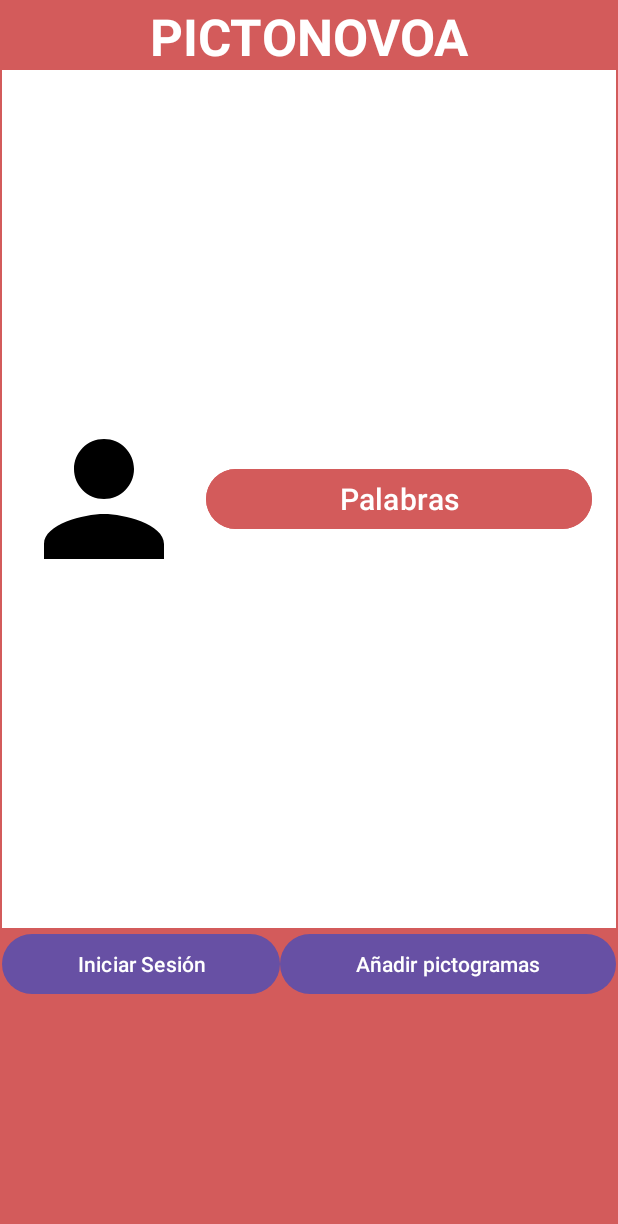
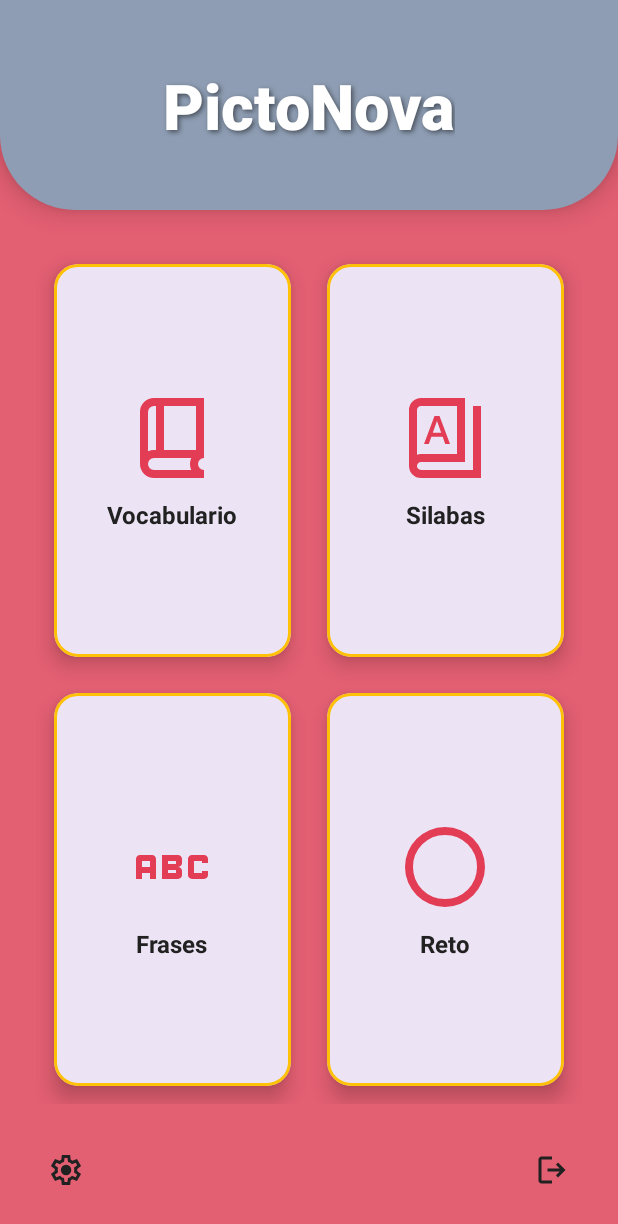
Before and after one commit to rubverd/edunova-pictogramas, an Android app: the JuegoPalabras screen opened directly, with no data from a screen before it, after a tap on "boton atras", on a phone screen of 412 x 824 dp. Shown: the top 1224 px of the screen. Run offline under Robolectric (Android 15) with nearby library versions, the phone set to English and light mode, and no system bars; our stand-ins replace Firebase (no records; nobody signed in at launch, a user with empty details on screens opened directly).

Commit message:
Menu principal modificado, logout implementado

```diff
--- /dev/null
+++ b/app/src/main/java/com/example/edunova/HomeActivity.kt
@@ -0,0 +1,76 @@
+package com.example.edunova
+
+import android.content.Intent
+import androidx.appcompat.app.AppCompatActivity
+import android.os.Bundle
+import android.widget.Toast
+import com.example.edunova.databinding.ActivityHomeBinding
+import com.google.firebase.auth.FirebaseAuth
+import com.google.firebase.auth.FirebaseUser
+import com.google.firebase.firestore.FirebaseFirestore
+import com.example.edunova.db.FirebaseConnection
+
+class HomeActivity : AppCompatActivity() {
+
+    private lateinit var binding: ActivityHomeBinding
+
+    private val auth: FirebaseAuth = FirebaseAuth.getInstance()
+
+    private val db: FirebaseFirestore = FirebaseFirestore.getInstance()
+
+    override fun onCreate(savedInstanceState: Bundle?) {
+        super.onCreate(savedInstanceState)
+        binding = ActivityHomeBinding.inflate(layoutInflater)
+        setContentView(binding.root)
+
+        // Configurar los listeners para cada tarjeta de modo de juego
+        setupClickListeners()
+    }
+
+    private fun setupClickListeners() {
+        binding.cardLearn.setOnClickListener {
+            val intent = Intent(this, JuegoPalabras::class.java)
+
+            // Inicia la nueva actividad
+            startActivity(intent)
+        }
+
+        binding.cardGuess.setOnClickListener {
+            // TODO: Reemplazar con: startActivity(Intent(this, GuessActivity::class.java))
+            showToast("Modo: Adivinar")
+        }
+
+        binding.cardBuild.setOnClickListener {
+            // TODO: Reemplazar con: startActivity(Intent(this, BuildSentenceActivity::class.java))
+            showToast("Modo: Construir Frases")
+        }
+
+        binding.cardChallenge.setOnClickListener {
+            // TODO: Reemplazar con: startActivity(Intent(this, ChallengeActivity::class.java))
+            showToast("Modo: Reto Diario")
+        }
+
+        // Listeners para los botones de la barra inferior
+        binding.buttonSettings.setOnClickListener {
+            // TODO: Reemplazar con: startActivity(Intent(this, SettingsActivity::class.java))
+            showToast("Ajustes")
+        }
+
+        binding.buttonLogout.setOnClickListener {
+            // Lógica para cerrar sesión en Firebase
+            auth.signOut()
+
+            // Redirigir al usuario a la pantalla de Login (MainActivity)
+            val intent = Intent(this, MainActivity::class.java)
+            // Estas flags limpian el historial para que el usuario no pueda volver al Home
+            intent.flags = Intent.FLAG_ACTIVITY_NEW_TASK or Intent.FLAG_ACTIVITY_CLEAR_TASK
+            startActivity(intent)
+            showToast("Sesión cerrada")
+        }
+    }
+
+    // Función de ayuda para mostrar mensajes Toast rápidamente
+    private fun showToast(message: String) {
+        Toast.makeText(this, message, Toast.LENGTH_SHORT).show()
+    }
+}
--- a/app/src/main/java/com/example/edunova/JuegoPalabras.kt
+++ b/app/src/main/java/com/example/edunova/JuegoPalabras.kt
@@ -34,7 +34,7 @@ class JuegoPalabras : AppCompatActivity(), TextToSpeech.OnInitListener {
         val botonVolver = findViewById< ImageButton>(R.id.returnButton)
         botonVolver.setOnClickListener {
             // Crea un Intent para ir de MainActivity a RegisterActivity
-            val intent = Intent(this, MenuActivity::class.java)
+            val intent = Intent(this, HomeActivity::class.java)
 
             // Inicia la nueva actividad
             startActivity(intent)
--- a/app/src/main/java/com/example/edunova/MainActivity.kt
+++ b/app/src/main/java/com/example/edunova/MainActivity.kt
@@ -86,7 +86,7 @@ class MainActivity : AppCompatActivity() {
                     // ¡Inicio de sesión exitoso!
                     Log.d("Auth", "signInWithEmail:success")
                     val user = auth.currentUser // Obtienes el usuario autenticado
-                    val intent = Intent(this, MenuActivity::class.java)
+                    val intent = Intent(this, HomeActivity::class.java)
 
 
                     startActivity(intent)
--- /dev/null
+++ b/app/src/main/res/drawable/header_background.xml
@@ -0,0 +1,13 @@
+<?xml version="1.0" encoding="utf-8"?>
+<shape xmlns:android="http://schemas.android.com/apk/res/android"
+    android:shape="rectangle">
+
+    <!-- Color de fondo del header. Usamos tu rojo principal. -->
+    <solid android:color="#8E9DB3" />
+
+    <!-- Redondeamos solo las esquinas inferiores para un look moderno. -->
+    <corners
+        android:bottomLeftRadius="50dp"
+        android:bottomRightRadius="50dp" />
+
+</shape>
--- /dev/null
+++ b/app/src/main/res/drawable/ic_circle.xml
@@ -0,0 +1,9 @@
+<vector xmlns:android="http://schemas.android.com/apk/res/android"
+    android:width="24dp"
+    android:height="24dp"
+    android:viewportWidth="960"
+    android:viewportHeight="960">
+  <path
+      android:pathData="M480,880q-83,0 -156,-31.5T197,763q-54,-54 -85.5,-127T80,480q0,-83 31.5,-156T197,197q54,-54 127,-85.5T480,80q83,0 156,31.5T763,197q54,54 85.5,127T880,480q0,83 -31.5,156T763,763q-54,54 -127,85.5T480,880ZM480,800q134,0 227,-93t93,-227q0,-134 -93,-227t-227,-93q-134,0 -227,93t-93,227q0,134 93,227t227,93ZM480,480Z"
+      android:fillColor="#e3e3e3"/>
+</vector>
--- /dev/null
+++ b/app/src/main/res/drawable/ic_learn.xml
@@ -0,0 +1,5 @@
+<vector xmlns:android="http://schemas.android.com/apk/res/android" android:height="24dp" android:tint="#000000" android:viewportHeight="960" android:viewportWidth="960" android:width="24dp">
+
+    <path android:fillColor="@android:color/white" android:pathData="M300,880Q242,880 201,839Q160,798 160,740L160,220Q160,162 201,121Q242,80 300,80L800,80L800,680Q775,680 757.5,697.5Q740,715 740,740Q740,765 757.5,782.5Q775,800 800,800L800,880L300,880ZM240,613Q254,606 269,603Q284,600 300,600L320,600L320,160L300,160Q275,160 257.5,177.5Q240,195 240,220L240,613ZM400,600L720,600L720,160L400,160L400,600ZM240,613Q240,613 240,613Q240,613 240,613L240,613L240,160L240,160Q240,160 240,160Q240,160 240,160L240,613ZM300,800L673,800Q667,786 663.5,771.5Q660,757 660,740Q660,724 663,709Q666,694 673,680L300,680Q274,680 257,697.5Q240,715 240,740Q240,766 257,783Q274,800 300,800Z"/>
+
+</vector>
--- /dev/null
+++ b/app/src/main/res/drawable/ic_logout.xml
@@ -0,0 +1,9 @@
+<vector xmlns:android="http://schemas.android.com/apk/res/android"
+    android:width="24dp"
+    android:height="24dp"
+    android:viewportWidth="960"
+    android:viewportHeight="960">
+  <path
+      android:pathData="M200,840q-33,0 -56.5,-23.5T120,760v-560q0,-33 23.5,-56.5T200,120h280v80L200,200v560h280v80L200,840ZM640,680 L585,622 687,520L360,520v-80h327L585,338l55,-58 200,200 -200,200Z"
+      android:fillColor="#e3e3e3"/>
+</vector>
--- /dev/null
+++ b/app/src/main/res/drawable/ic_phrase.xml
@@ -0,0 +1,5 @@
+<vector xmlns:android="http://schemas.android.com/apk/res/android" android:height="24dp" android:tint="#000000" android:viewportHeight="960" android:viewportWidth="960" android:width="24dp">
+
+    <path android:fillColor="@android:color/white" android:pathData="M680,600Q663,600 651.5,588.5Q640,577 640,560L640,400Q640,383 651.5,371.5Q663,360 680,360L800,360Q817,360 828.5,371.5Q840,383 840,400L840,440L780,440L780,420L700,420L700,540L780,540L780,520L840,520L840,560Q840,577 828.5,588.5Q817,600 800,600L680,600ZM380,600L380,360L540,360Q557,360 568.5,371.5Q580,383 580,400L580,440Q580,457 568.5,468.5Q557,480 540,480Q557,480 568.5,491.5Q580,503 580,520L580,560Q580,577 568.5,588.5Q557,600 540,600L380,600ZM440,450L520,450L520,420L440,420L440,450ZM440,540L520,540L520,510L440,510L440,540ZM120,600L120,400Q120,383 131.5,371.5Q143,360 160,360L280,360Q297,360 308.5,371.5Q320,383 320,400L320,600L260,600L260,540L180,540L180,600L120,600ZM180,480L260,480L260,420L180,420L180,480Z"/>
+
+</vector>
--- /dev/null
+++ b/app/src/main/res/drawable/ic_settings.xml
@@ -0,0 +1,9 @@
+<vector xmlns:android="http://schemas.android.com/apk/res/android"
+    android:width="24dp"
+    android:height="24dp"
+    android:viewportWidth="960"
+    android:viewportHeight="960">
+  <path
+      android:pathData="m370,880 l-16,-128q-13,-5 -24.5,-12T307,725l-119,50L78,585l103,-78q-1,-7 -1,-13.5v-27q0,-6.5 1,-13.5L78,375l110,-190 119,50q11,-8 23,-15t24,-12l16,-128h220l16,128q13,5 24.5,12t22.5,15l119,-50 110,190 -103,78q1,7 1,13.5v27q0,6.5 -2,13.5l103,78 -110,190 -118,-50q-11,8 -23,15t-24,12L590,880L370,880ZM440,800h79l14,-106q31,-8 57.5,-23.5T639,633l99,41 39,-68 -86,-65q5,-14 7,-29.5t2,-31.5q0,-16 -2,-31.5t-7,-29.5l86,-65 -39,-68 -99,42q-22,-23 -48.5,-38.5T533,266l-13,-106h-79l-14,106q-31,8 -57.5,23.5T321,327l-99,-41 -39,68 86,64q-5,15 -7,30t-2,32q0,16 2,31t7,30l-86,65 39,68 99,-42q22,23 48.5,38.5T427,694l13,106ZM482,620q58,0 99,-41t41,-99q0,-58 -41,-99t-99,-41q-59,0 -99.5,41T342,480q0,58 40.5,99t99.5,41ZM480,480Z"
+      android:fillColor="#e3e3e3"/>
+</vector>
--- /dev/null
+++ b/app/src/main/res/drawable/ic_silaba.xml
@@ -0,0 +1,9 @@
+<vector xmlns:android="http://schemas.android.com/apk/res/android"
+    android:width="24dp"
+    android:height="24dp"
+    android:viewportWidth="960"
+    android:viewportHeight="960">
+  <path
+      android:pathData="M240,880q-50,0 -85,-35t-35,-85v-560q0,-50 35,-85t85,-35h440v640L240,720q-17,0 -28.5,11.5T200,760q0,17 11.5,28.5T240,800h520v-640h80v720L240,880ZM240,640h360v-480L240,160q-17,0 -28.5,11.5T200,200v447q10,-3 19.5,-5t20.5,-2ZM270,540h48l26,-72h113l25,72h48L425,260h-50L270,540ZM358,428 L399,312h2l41,116h-84ZM200,647v-487,487Z"
+      android:fillColor="#e3e3e3"/>
+</vector>
--- /dev/null
+++ b/app/src/main/res/layout/activity_home.xml
@@ -0,0 +1,244 @@
+<?xml version="1.0" encoding="utf-8"?>
+<androidx.constraintlayout.widget.ConstraintLayout
+    xmlns:android="http://schemas.android.com/apk/res/android"
+    xmlns:app="http://schemas.android.com/apk/res-auto"
+    xmlns:tools="http://schemas.android.com/tools"
+    android:layout_width="match_parent"
+    android:layout_height="match_parent"
+    android:background="#E35F72"
+    tools:context=".HomeActivity">
+
+    <androidx.constraintlayout.widget.ConstraintLayout
+        android:id="@+id/headerLayout"
+        android:layout_width="match_parent"
+        android:layout_height="140dp"
+        android:background="@drawable/header_background"
+        android:elevation="10dp"
+        app:layout_constraintTop_toTopOf="parent"
+        app:layout_constraintStart_toStartOf="parent"
+        app:layout_constraintEnd_toEndOf="parent">
+
+        <!-- Nombre de la App -->
+        <TextView
+            android:id="@+id/textViewLogo"
+            android:layout_width="wrap_content"
+            android:layout_height="wrap_content"
+            android:fontFamily="sans-serif-black"
+            android:text="PictoNova"
+            android:textColor="@color/white"
+            android:textSize="42sp"
+            android:shadowColor="#80000000"
+            android:shadowDx="2"
+            android:shadowDy="2"
+            android:shadowRadius="4"
+            app:layout_constraintBottom_toBottomOf="parent"
+            app:layout_constraintEnd_toEndOf="parent"
+            app:layout_constraintStart_toStartOf="parent"
+            app:layout_constraintTop_toTopOf="parent" />
+
+        <!-- Detalle gráfico con el color secundario -->
+        <View
+            android:layout_width="80dp"
+            android:layout_height="8dp"
+            app:layout_constraintStart_toStartOf="@id/textViewLogo"
+            app:layout_constraintTop_toBottomOf="@id/textViewLogo" />
+
+    </androidx.constraintlayout.widget.ConstraintLayout>
+    <!-- GRID DE MODOS DE JUEGO -->
+
+    <!-- Botón de Cerrar Sesión -->
+    <GridLayout
+        android:id="@+id/gameModesGrid"
+        android:layout_width="0dp"
+        android:layout_height="0dp"
+        android:layout_marginStart="24dp"
+        android:layout_marginEnd="24dp"
+        android:layout_marginTop="24dp"
+        android:layout_marginBottom="16dp"
+        android:columnCount="2"
+        android:rowCount="2"
+        app:layout_constraintTop_toBottomOf="@id/headerLayout"
+        app:layout_constraintBottom_toTopOf="@id/buttonLogout"
+        app:layout_constraintStart_toStartOf="parent"
+        app:layout_constraintEnd_toEndOf="parent">
+
+        <!-- El contenido de las tarjetas (CardView) no cambia. -->
+        <!-- ... -->
+        <!-- MODO 1: Aprender Vocabulario -->
+        <com.google.android.material.card.MaterialCardView
+            android:id="@+id/cardLearn"
+            android:layout_width="0dp"
+            android:layout_height="0dp"
+            android:layout_rowWeight="1"
+            android:layout_columnWeight="1"
+            android:layout_margin="12dp"
+            app:cardCornerRadius="16dp"
+            app:cardElevation="8dp"
+            app:strokeColor="#FFC107"
+            app:strokeWidth="2dp">
+
+            <LinearLayout
+                android:layout_width="match_parent"
+                android:layout_height="match_parent"
+                android:gravity="center"
+                android:orientation="vertical"
+                android:padding="16dp">
+
+                <ImageView
+                    android:layout_width="64dp"
+                    android:layout_height="64dp"
+                    android:src="@drawable/ic_learn"
+                    app:tint="#E33C55" />
+
+                <TextView
+                    android:layout_width="wrap_content"
+                    android:layout_height="wrap_content"
+                    android:layout_marginTop="8dp"
+                    android:text="Vocabulario"
+                    android:textColor="#212121"
+                    android:textSize="16sp"
+                    android:textStyle="bold" />
+            </LinearLayout>
+        </com.google.android.material.card.MaterialCardView>
+
+        <!-- ... y el resto de tus tarjetas ... -->
+        <!-- MODO 2: Adivinar la Palabra -->
+        <com.google.android.material.card.MaterialCardView
+            android:id="@+id/cardGuess"
+            android:layout_width="0dp"
+            android:layout_height="0dp"
+            android:layout_rowWeight="1"
+            android:layout_columnWeight="1"
+            android:layout_margin="12dp"
+            app:cardCornerRadius="16dp"
+            app:cardElevation="8dp"
+            app:strokeColor="#FFC107"
+            app:strokeWidth="2dp">
+
+            <LinearLayout
+                android:layout_width="match_parent"
+                android:layout_height="match_parent"
+                android:gravity="center"
+                android:orientation="vertical"
+                android:padding="16dp">
+
+                <ImageView
+                    android:layout_width="64dp"
+                    android:layout_height="64dp"
+                    android:src="@drawable/ic_silaba"
+                    app:tint="#E33C55" />
+
+                <TextView
+                    android:layout_width="wrap_content"
+                    android:layout_height="wrap_content"
+                    android:layout_marginTop="8dp"
+                    android:text="Silabas"
+                    android:textColor="#212121"
+                    android:textSize="16sp"
+                    android:textStyle="bold" />
+            </LinearLayout>
+        </com.google.android.material.card.MaterialCardView>
+
+        <!-- MODO 3: Construir Frases -->
+        <com.google.android.material.card.MaterialCardView
+            android:id="@+id/cardBuild"
+            android:layout_width="0dp"
+            android:layout_height="0dp"
+            android:layout_rowWeight="1"
+            android:layout_columnWeight="1"
+            android:layout_margin="12dp"
+            app:cardCornerRadius="16dp"
+            app:cardElevation="8dp"
+            app:strokeColor="#FFC107"
+            app:strokeWidth="2dp">
+
+            <LinearLayout
+                android:layout_width="match_parent"
+                android:layout_height="match_parent"
+                android:gravity="center"
+                android:orientation="vertical"
+                android:padding="16dp">
+
+                <ImageView
+                    android:layout_width="64dp"
+                    android:layout_height="64dp"
+                    android:src="@drawable/ic_phrase"
+                    app:tint="#E33C55" />
+
+                <TextView
+                    android:layout_width="wrap_content"
+                    android:layout_height="wrap_content"
+                    android:layout_marginTop="8dp"
+                    android:text="Frases"
+                    android:textColor="#212121"
+                    android:textSize="16sp"
+                    android:textStyle="bold" />
+            </LinearLayout>
+        </com.google.android.material.card.MaterialCardView>
+
+        <!-- MODO 4: Reto Diario -->
+        <com.google.android.material.card.MaterialCardView
+            android:id="@+id/cardChallenge"
+            android:layout_width="0dp"
+            android:layout_height="0dp"
+            android:layout_rowWeight="1"
+            android:layout_columnWeight="1"
+            android:layout_margin="12dp"
+            app:cardCornerRadius="16dp"
+            app:cardElevation="8dp"
+            app:strokeColor="#FFC107"
+            app:strokeWidth="2dp">
+
+            <LinearLayout
+                android:layout_width="match_parent"
+                android:layout_height="match_parent"
+                android:gravity="center"
+                android:orientation="vertical"
+                android:padding="16dp">
+
+                <ImageView
+                    android:layout_width="64dp"
+                    android:layout_height="64dp"
+                    android:src="@drawable/ic_circle"
+                    app:tint="#E33C55" />
+
+                <TextView
+                    android:layout_width="wrap_content"
+                    android:layout_height="wrap_content"
+                    android:layout_marginTop="8dp"
+                    android:text="Reto"
+                    android:textColor="#212121"
+                    android:textSize="16sp"
+                    android:textStyle="bold" />
+            </LinearLayout>
+        </com.google.android.material.card.MaterialCardView>
+
+
+    </GridLayout>
+
+    <ImageButton
+        android:id="@+id/buttonLogout"
+        android:layout_width="wrap_content"
+        android:layout_height="wrap_content"
+        android:src="@drawable/ic_logout"
+        app:tint="#212121"
+        android:background="?attr/selectableItemBackgroundBorderless"
+        android:padding="16dp"
+        android:layout_margin="16dp"
+        app:layout_constraintBottom_toBottomOf="parent"
+        app:layout_constraintEnd_toEndOf="parent"/>
+
+    <!-- Botón de Ajustes -->
+    <ImageButton
+        android:id="@+id/buttonSettings"
+        android:layout_width="wrap_content"
+        android:layout_height="wrap_content"
+        android:src="@drawable/ic_settings"
+        app:tint="#212121"
+        android:background="?attr/selectableItemBackgroundBorderless"
+        android:padding="16dp"
+        android:layout_margin="16dp"
+        app:layout_constraintBottom_toBottomOf="parent"
+        app:layout_constraintStart_toStartOf="parent"/>
+
+</androidx.constraintlayout.widget.ConstraintLayout>
```
Also changed, not shown: app/src/main/AndroidManifest.xml (+8 -0 lines).
